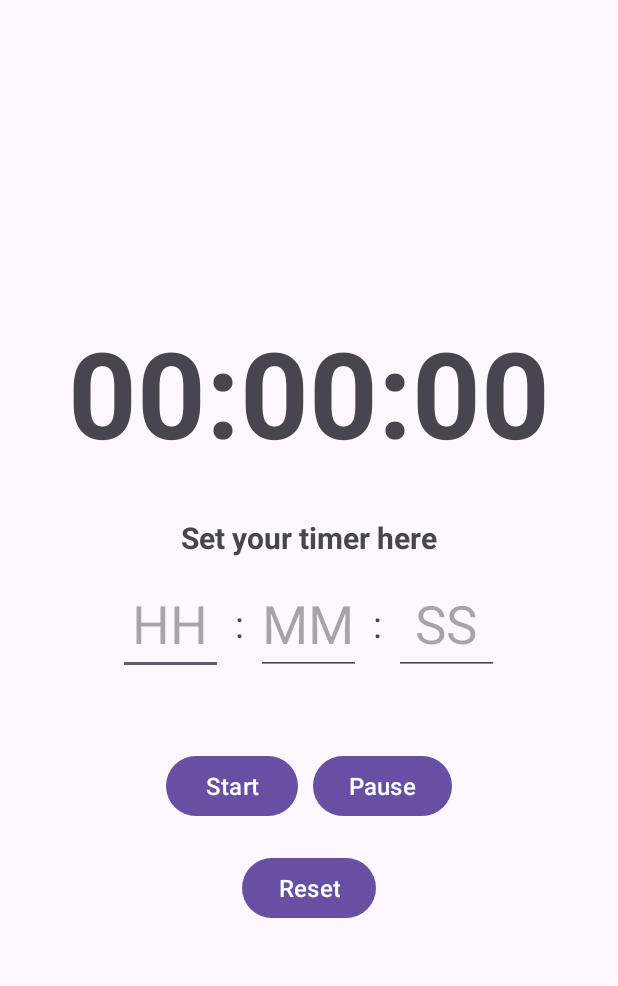
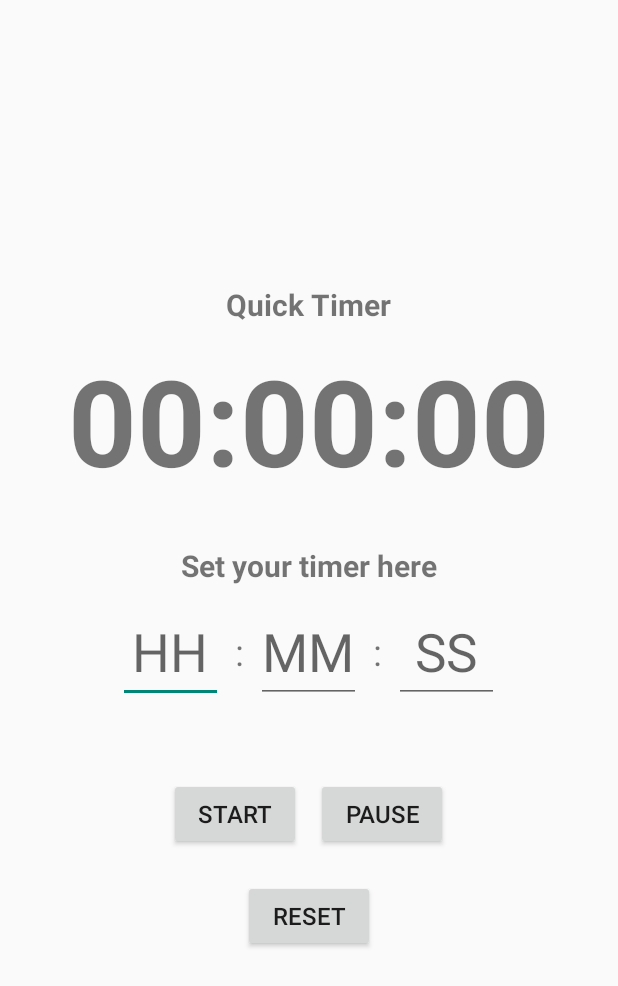
Before and after one commit to chapl1n03/Timer-Project, an Android app: the layout activity_timer.xml on its own in the app's theme, with its tools: preview values and no code run, on a phone screen of 412 x 824 dp. Shown: the top 986 px of the screen. Run offline under Robolectric (Android 15) with nearby library versions, the phone set to English and light mode, and no system bars.

Commit message:
changes made

```diff
--- a/app/src/main/res/layout/activity_timer.xml
+++ b/app/src/main/res/layout/activity_timer.xml
@@ -1,5 +1,6 @@
 <?xml version="1.0" encoding="utf-8"?>
 <LinearLayout xmlns:android="http://schemas.android.com/apk/res/android"
+    xmlns:tools="http://schemas.android.com/tools"
     android:layout_width="match_parent"
     android:layout_height="match_parent"
     android:orientation="vertical"
@@ -7,6 +8,16 @@
     android:padding="16dp">
 
     <!-- Timer Display -->
+    <TextView
+        android:id="@+id/quickTimer"
+        android:layout_width="wrap_content"
+        android:layout_height="wrap_content"
+        android:layout_marginBottom="10dp"
+        android:text="Quick Timer"
+        android:textSize="20sp"
+        android:textStyle="bold"
+        tools:ignore="DuplicateIds" />
+
     <TextView
         android:id="@+id/timerDisplay"
         android:layout_width="wrap_content"
```
Also changed, not shown: app/src/main/AndroidManifest.xml (+9 -14 lines), app/src/main/res/layout/activity_sound.xml (added, +52 -0 lines).
